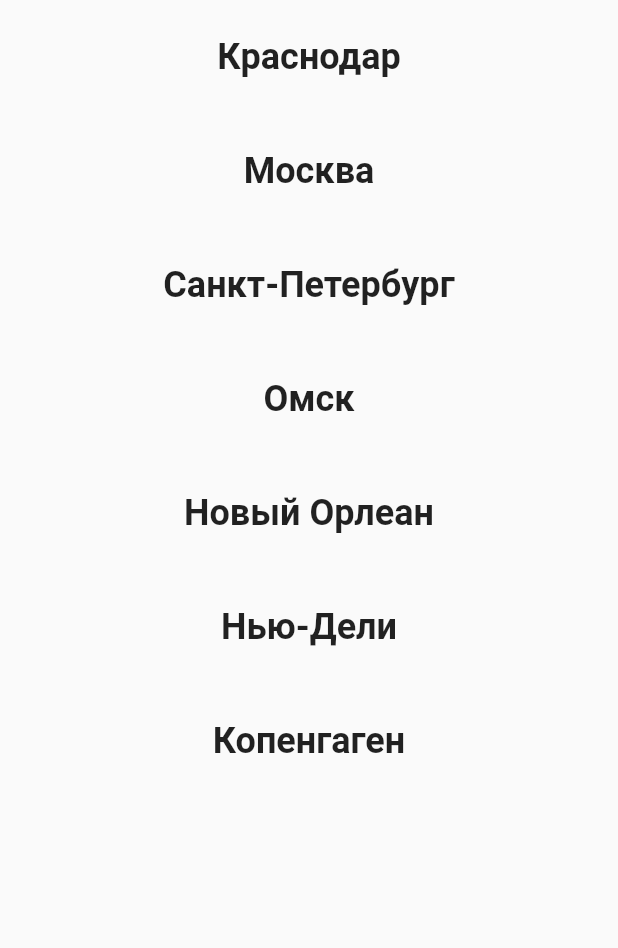
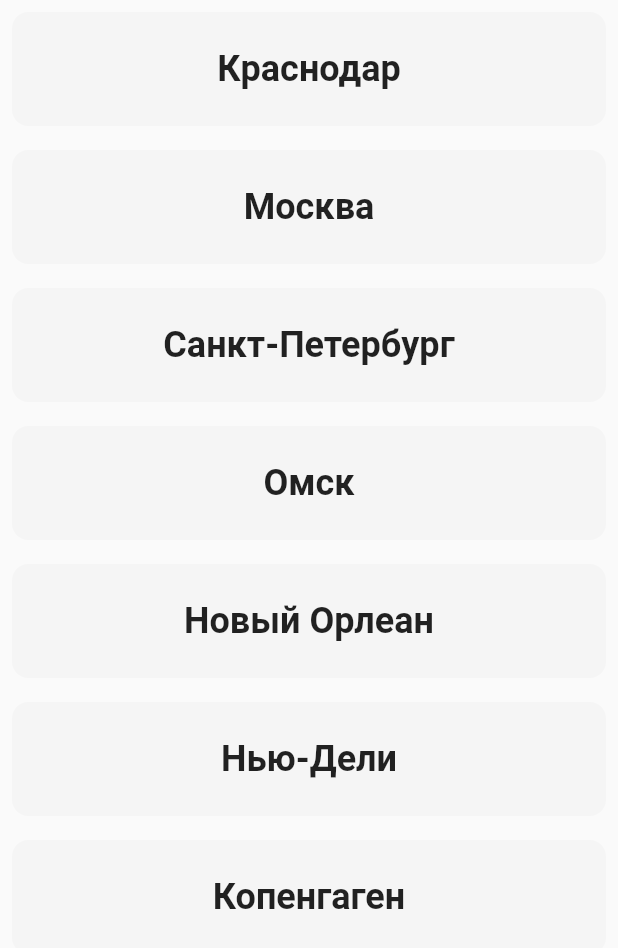
Before and after one commit to remakerich/vosmerka_flutter_weather, a Flutter app: the screen it shows after launch, on a phone screen of 412 x 824 dp. Shown: the top 948 px of the screen. Run offline on Flutter 3.47's test engine with Material 2 defaults, Android fonts, the phone set to English and light mode, and no system bars; our stand-ins replace bloc, dio, equatable, flutter_bloc, flutter_svg, retrofit; generated files the repository leaves out were written again.

Commit message:
added rounded borders to list items and background color

```diff
--- a/lib/screens/city_list.dart
+++ b/lib/screens/city_list.dart
@@ -18,7 +18,12 @@ class CityList extends StatelessWidget {
       itemCount: ApiService.cities.length,
       itemBuilder: (context, index) {
         final city = ApiService.cities[index];
-        return ListTile(
+        return Padding(
+          padding: const EdgeInsets.all(8.0),
+          child: ListTile(
+            shape: const RoundedRectangleBorder(
+                borderRadius: BorderRadius.all(Radius.circular(11))),
+            tileColor: Colors.grey[100],
             title: Center(
                 child: Padding(
               padding: const EdgeInsets.all(20),
@@ -33,6 +38,7 @@ class CityList extends StatelessWidget {
               Navigator.of(context)
                   .pushNamed(CityWeather.routeName, arguments: city);
             },
+          ),
         );
       },
     ));
```
Lines whose indentation alone changed are shown as unchanged.
